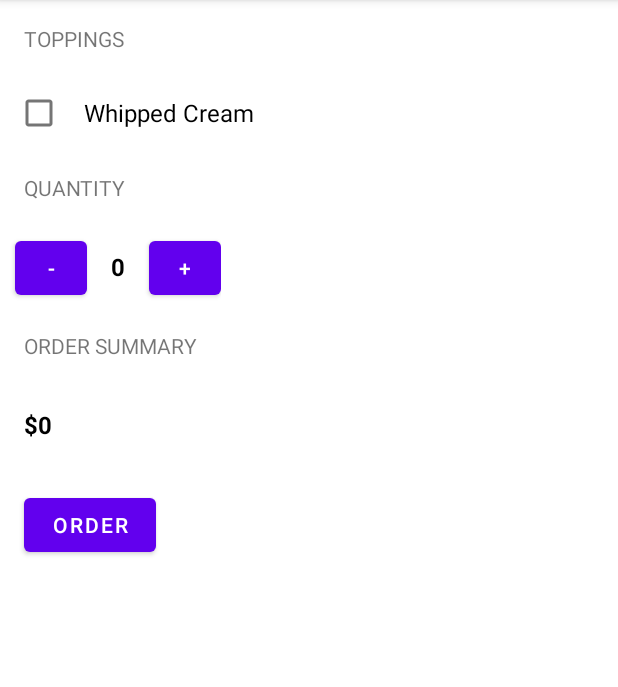
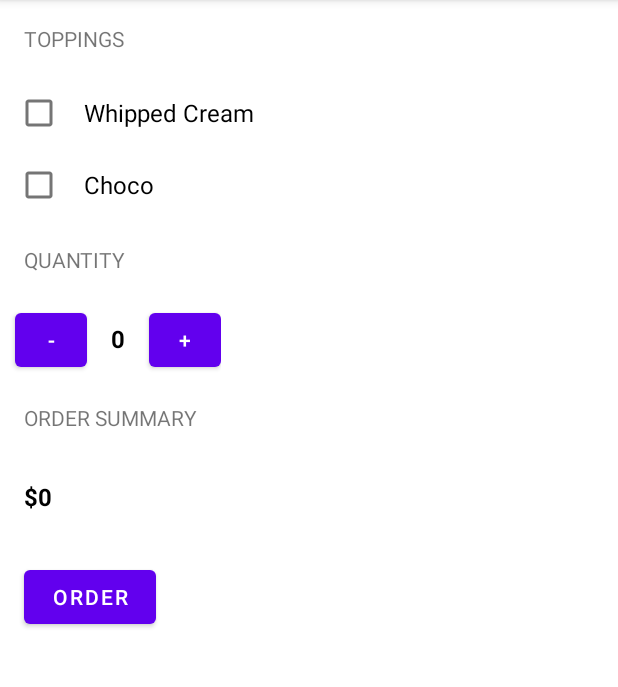
Before and after one commit to ddsultan/coffee-shop, an Android app: the screen it shows after launch (MainActivity), after a tap on "ORDER", on a phone screen of 412 x 824 dp, the part 84-771 px from its top. Run offline under Robolectric (Android 15) with nearby library versions, the phone set to English and light mode, and no system bars.

Commit message:
Add 'Choco' topping option

```diff
--- a/app/src/main/java/com/example/justjava/MainActivity.java
+++ b/app/src/main/java/com/example/justjava/MainActivity.java
@@ -14,6 +14,7 @@ public class MainActivity extends AppCompatActivity {
 
     private int quantity;
     private String withWhippedCream = "No";
+    private String withChocolate = "No";
 
     @Override
     protected void onCreate(Bundle savedInstanceState) {
@@ -25,7 +26,9 @@ public class MainActivity extends AppCompatActivity {
     public void onOrderButtonClick(View view) {
         final TextView orderSummaryTextView = findViewById(R.id.order_summary_text_view);
         final CheckBox whippedCreamCheckBox = findViewById(R.id.whipped_checkbox);
+        final CheckBox chocolateCheckBox = findViewById(R.id.chocolate_checkbox);
         this.withWhippedCream = whippedCreamCheckBox.isChecked() ? "Yes" : "No";
+        this.withChocolate = chocolateCheckBox.isChecked() ? "Yes" : "No";
         final String orderSummary = createOrderSummary();
 
         if (this.quantity > 0) {
@@ -36,7 +39,12 @@ public class MainActivity extends AppCompatActivity {
     private String createOrderSummary() {
         final int price = calculatePrice();
         final String formattedPrice = NumberFormat.getCurrencyInstance().format(price);
-        return "Name: DD\nWith Whipped Cream? - " + this.withWhippedCream + "\nQuantity: " + this.quantity +  "\nTotal: " + formattedPrice + "\nThank you!";
+        return "Name: DD\n" +
+                "With Whipped Cream? - " + this.withWhippedCream
+                + "\nWith Chocolate? - " + this.withChocolate
+                + "\nQuantity: " + this.quantity
+                + "\nTotal: " + formattedPrice
+                + "\nThank you!";
     }
 
     private int calculatePrice() {
--- a/app/src/main/res/layout/activity_main.xml
+++ b/app/src/main/res/layout/activity_main.xml
@@ -25,6 +25,15 @@
             android:layout_marginLeft="10dp"
             android:paddingLeft="14dp"
             android:text="@string/whipped"
+            android:textSize="16sp" />
+
+        <CheckBox
+            android:id="@+id/chocolate_checkbox"
+            android:layout_width="wrap_content"
+            android:layout_height="wrap_content"
+            android:layout_marginLeft="10dp"
+            android:paddingLeft="14dp"
+            android:text="@string/chocolate"
             android:textSize="16sp" />
 
         <TextView
```
